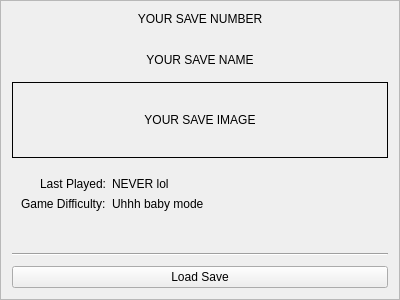
Before: the Qt Designer form Source/Widgets/save_slot_widget.ui in CorruptedBrainn/The-VALUE, drawn with Qt 5.
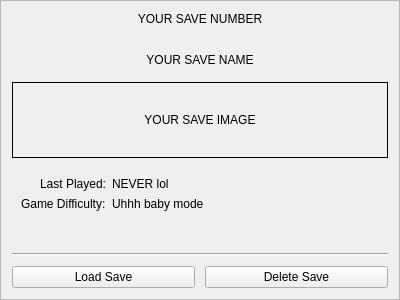
After: the same form once the commit is applied.

What changed in the file:
```diff
--- a/Source/Widgets/save_slot_widget.ui
+++ b/Source/Widgets/save_slot_widget.ui
@@ -16,7 +16,7 @@
   <property name="frameShape">
    <enum>QFrame::Shape::StyledPanel</enum>
   </property>
-  <layout class="QVBoxLayout" name="verticalLayout_2" stretch="1,1,3,3,1,1">
+  <layout class="QVBoxLayout" name="verticalLayout_2" stretch="1,1,3,3,1,0">
    <property name="spacing">
     <number>10</number>
    </property>
@@ -116,11 +116,22 @@
     </widget>
    </item>
    <item>
+    <layout class="QHBoxLayout" name="horizontalLayout_2">
+     <item>
     <widget class="QPushButton" name="saveLoadButton">
      <property name="text">
       <string>Load Save</string>
      </property>
     </widget>
+     </item>
+     <item>
+      <widget class="QPushButton" name="saveDeleteButton">
+       <property name="text">
+        <string>Delete Save</string>
+       </property>
+      </widget>
+     </item>
+    </layout>
    </item>
   </layout>
  </widget>
```
Lines whose indentation alone changed are shown as unchanged.
